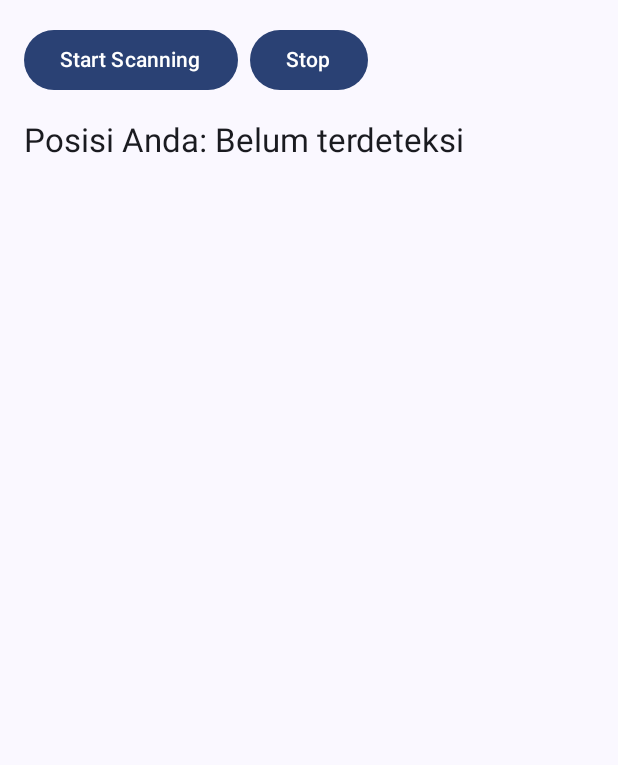
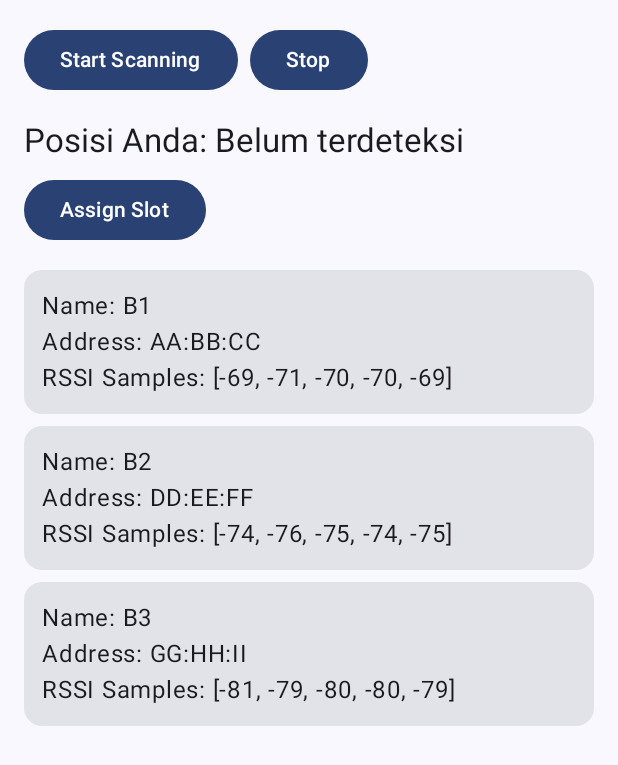
Before and after one commit to BarbaraNeanake/BLEBeaconSmartParking-C06, an Android app built with Jetpack Compose: the screen it shows after launch (MainActivity), after a tap on "Start Scanning", on a phone screen of 412 x 824 dp. Shown: the top 765 px of the screen. Run offline under Robolectric (Android 15) with nearby library versions, the phone set to English and light mode, and no system bars.

Commit message:
feat: Add feature to read roles user

```diff
--- a/app/src/main/AndroidManifest.xml
+++ b/app/src/main/AndroidManifest.xml
@@ -11,9 +11,11 @@
     <uses-permission android:name="android.permission.BLUETOOTH_ADVERTISE" android:required="false"/>
     <uses-permission android:name="android.permission.ACCESS_FINE_LOCATION" />
     <uses-permission android:name="android.permission.ACCESS_COARSE_LOCATION" />
+    <uses-permission android:name="android.permission.INTERNET" />
 
     <application
         android:allowBackup="true"
+        android:usesCleartextTraffic="true"
         android:dataExtractionRules="@xml/data_extraction_rules"
         android:fullBackupContent="@xml/backup_rules"
         android:icon="@mipmap/ic_launcher"
--- a/app/src/main/java/com/example/smartparking/MainActivity.kt
+++ b/app/src/main/java/com/example/smartparking/MainActivity.kt
@@ -13,7 +13,11 @@ import androidx.compose.runtime.collectAsState
 import androidx.compose.ui.Modifier
 import androidx.navigation.NavController
 import androidx.navigation.compose.rememberNavController
+import com.example.smartparking.data.remote.RetrofitClient
+import com.example.smartparking.data.repository.ParkingRepository
 import com.example.smartparking.ui.beacontest.BeaconScreen
+import com.example.smartparking.ui.beacontest.BeaconViewModel
+import com.example.smartparking.ui.beacontest.BeaconViewModelFactory
 import com.example.smartparking.ui.home.HomeScreen
 //import com.example.smartparking.ui.home.HomeScreenPreview
 import com.example.smartparking.ui.home.HomeViewModel
@@ -26,6 +30,9 @@ class MainActivity : ComponentActivity() {
     // Attach ViewModel to the activity
     private val homeViewModel: HomeViewModel by viewModels()
     private val loginViewModel: LoginViewModel by viewModels()
+    private val beaconViewModel: BeaconViewModel by viewModels {
+        BeaconViewModelFactory(ParkingRepository(RetrofitClient.parkingApi))
+    }
 
     override fun onCreate(savedInstanceState: Bundle?) {
         super.onCreate(savedInstanceState)
@@ -40,7 +47,7 @@ class MainActivity : ComponentActivity() {
 //                        viewModel = homeViewModel,
 //                        modifier = Modifier.padding(innerPadding)
 //                    )
-                    BeaconScreen()
+                    BeaconScreen(beaconViewModel)
 //                    LoginScreen(navController, loginViewModel)
                 }
 
--- a/app/src/main/java/com/example/smartparking/data/model/Pelanggaran.kt
+++ b/app/src/main/java/com/example/smartparking/data/model/Pelanggaran.kt
@@ -2,7 +2,7 @@ package com.example.smartparking.data.model
 
 data class Pelanggaran(
     val numPel: Int,
-    val userID: Int?,
+    val userid: Int?,
     val numPark: Int?,
     val typePel: String
 )
--- /dev/null
+++ b/app/src/main/java/com/example/smartparking/data/remote/ParkingApiService.kt
@@ -0,0 +1,37 @@
+package com.example.smartparking.data.remote
+
+import com.example.smartparking.data.model.Parking
+import retrofit2.Response
+import retrofit2.http.*
+
+interface ParkingApiService {
+
+    // GET /parking/
+    @GET("parking")
+    suspend fun getParkings(): Response<List<Parking>>
+
+    // GET /parking/:id
+    @GET("parking/{id}")
+    suspend fun getParkingById(
+        @Path("id") id: Int
+    ): Response<Parking>
+
+    // POST /parking/
+    @POST("parking")
+    suspend fun addParking(
+        @Body request: Parking
+    ): Response<Parking>
+
+    // DELETE /parking/:id
+    @DELETE("parking/{id}")
+    suspend fun removeParking(
+        @Path("id") id: Int
+    ): Response<Unit>
+
+    // PATCH /parking/:nomor
+    @PATCH("parking/{nomor}")
+    suspend fun updateParking(
+        @Path("nomor") nomor: Int,
+        @Body request: Parking
+    ): Response<Parking>
+}
--- a/app/src/main/java/com/example/smartparking/data/remote/Retrofit.kt
+++ b/app/src/main/java/com/example/smartparking/data/remote/Retrofit.kt
@@ -3,14 +3,21 @@ package com.example.smartparking.data.remote
 import retrofit2.Retrofit
 import retrofit2.converter.gson.GsonConverterFactory
 
-object RetrofitClient{
-    private const val BASE_URL = "http://10.72.43.167:3000"
+object RetrofitClient {
+    private const val BASE_URL = "http://192.168.1.23:3000/"
 
-    val instance: ApiService by lazy {
+    private val retrofit: Retrofit by lazy {
         Retrofit.Builder()
             .baseUrl(BASE_URL)
             .addConverterFactory(GsonConverterFactory.create())
             .build()
-            .create(ApiService::class.java)
+    }
+
+    val userApi: UserApiService by lazy {
+        retrofit.create(UserApiService::class.java)
+    }
+
+    val parkingApi: ParkingApiService by lazy {
+        retrofit.create(ParkingApiService::class.java)
     }
 }
--- a/app/src/main/java/com/example/smartparking/data/remote/ApiService.kt
+++ b/app/src/main/java/com/example/smartparking/data/remote/UserApiService.kt
@@ -5,7 +5,7 @@ import com.example.smartparking.data.model.User
 import retrofit2.Response
 import retrofit2.http.*
 
-interface ApiService {
+interface UserApiService {
 
     @GET("users")
     suspend fun getUsers(): List<User>
--- a/app/src/main/java/com/example/smartparking/ui/beacontest/BeaconScreen.kt
+++ b/app/src/main/java/com/example/smartparking/ui/beacontest/BeaconScreen.kt
@@ -16,9 +16,11 @@ import androidx.lifecycle.viewmodel.compose.viewModel
 
 @Composable
 fun BeaconScreen(viewModel: BeaconViewModel = viewModel()) {
+
     val context = LocalContext.current
     val beacons by viewModel.beacons.collectAsState()
     val detectedSlot by viewModel.detectedSlot.collectAsState()
+    val assignResult by viewModel.assignResult.collectAsState() // <- observe hasil assign
 
     // Launcher untuk request permission
     val launcher = rememberLauncherForActivityResult(
@@ -29,6 +31,13 @@ fun BeaconScreen(viewModel: BeaconViewModel = viewModel()) {
             viewModel.startScan()
         } else {
             Toast.makeText(context, "Permission required to scan", Toast.LENGTH_SHORT).show()
+        }
+    }
+
+    // Kalau ada update hasil assign, tampilkan dengan Toast
+    LaunchedEffect(assignResult) {
+        if (assignResult.isNotEmpty()) {
+            Toast.makeText(context, assignResult, Toast.LENGTH_SHORT).show()
         }
     }
 
@@ -63,6 +72,15 @@ fun BeaconScreen(viewModel: BeaconViewModel = viewModel()) {
             style = MaterialTheme.typography.titleLarge
         )
 
+        Spacer(modifier = Modifier.height(8.dp))
+
+        // Tombol untuk assign slot ke user (contoh userId = 1, role = "customer")
+        Button(
+            onClick = { viewModel.assignSlot(userId = 2, userRole = "Dosen") }
+        ) {
+            Text("Assign Slot")
+        }
+
         Spacer(modifier = Modifier.height(16.dp))
 
         LazyColumn(
--- a/app/src/main/java/com/example/smartparking/ui/beacontest/BeaconViewModel.kt
+++ b/app/src/main/java/com/example/smartparking/ui/beacontest/BeaconViewModel.kt
@@ -1,14 +1,21 @@
 package com.example.smartparking.ui.beacontest
 
-import android.annotation.SuppressLint
-import android.bluetooth.BluetoothAdapter
-import android.bluetooth.le.ScanCallback
-import android.bluetooth.le.ScanResult
 import android.os.Handler
 import android.os.Looper
 import androidx.lifecycle.ViewModel
+import androidx.lifecycle.viewModelScope
+import com.example.smartparking.data.model.Parking
+import com.example.smartparking.data.repository.ParkingRepository
 import kotlinx.coroutines.flow.MutableStateFlow
 import kotlinx.coroutines.flow.StateFlow
+import kotlinx.coroutines.launch
+import okhttp3.Call
+import okhttp3.MediaType.Companion.toMediaType
+import okhttp3.OkHttpClient
+import okhttp3.Request
+import okhttp3.RequestBody.Companion.toRequestBody
+import okhttp3.Response
+import java.io.IOException
 import kotlin.math.pow
 import kotlin.math.sqrt
 
@@ -18,7 +25,9 @@ data class BeaconData(
     val rssiSamples: MutableList<Int> = mutableListOf()
 )
 
-class BeaconViewModel : ViewModel() {
+class BeaconViewModel(
+    private val repository: ParkingRepository
+) : ViewModel() {
 
     private val _beacons = MutableStateFlow<List<BeaconData>>(emptyList())
     val beacons: StateFlow<List<BeaconData>> = _beacons
@@ -26,77 +35,43 @@ class BeaconViewModel : ViewModel() {
     private val _detectedSlot = MutableStateFlow("Belum terdeteksi")
     val detectedSlot: StateFlow<String> = _detectedSlot
 
+    private val _assignResult = MutableStateFlow<String>("")
+    val assignResult: StateFlow<String> = _assignResult
+
     private val handler = Handler(Looper.getMainLooper())
     private val interval: Long = 10_000 // setiap 10 detik
 
     // Dataset fingerprint (mean RSSI dari tiap slot)
     private val fingerprintDataset = mapOf(
-        "Slot A" to mapOf("B1" to -63, "B2" to -81, "B3" to -67),
-        "Slot B" to mapOf("B1" to -70, "B2" to -75, "B3" to -80),
-        "Slot C" to mapOf("B1" to -60, "B2" to -85, "B3" to -72)
+        1 to mapOf("B1" to -63, "B2" to -81, "B3" to -67),
+        2 to mapOf("B1" to -70, "B2" to -75, "B3" to -80),
+        3 to mapOf("B1" to -60, "B2" to -85, "B3" to -72)
     )
+
+//    private val slotMapping = mapOf(
+//        "Slot A" to 1,
+//        "Slot B" to 2,
+//        "Slot C" to 3
+//    )
 
     init {
         startMeanCalculation()
     }
 
-    @SuppressLint("MissingPermission")
     fun startScan() {
-        val bluetoothAdapter = BluetoothAdapter.getDefaultAdapter()
-        val scanner = bluetoothAdapter.bluetoothLeScanner
-
-        // Reset list supaya fresh
-        _beacons.value = emptyList()
-
-        val callback = object : ScanCallback() {
-            override fun onScanResult(callbackType: Int, result: ScanResult) {
-                val device = result.device
-                val name = device.name ?: return
-
-                // Filter: hanya device dengan nama diawali "Beacon"
-                if (name.startsWith("Beacon", ignoreCase = true)) {
-                    val address = device.address
-                    val rssi = result.rssi
-
-                    // Cek apakah beacon sudah ada di list
-                    val currentList = _beacons.value.toMutableList()
-                    val existing = currentList.find { it.address == address }
-
-                    if (existing != null) {
-                        existing.rssiSamples.add(rssi)
-                    } else {
-                        currentList.add(
-                            BeaconData(
-                                name = name,
-                                address = address,
-                                rssiSamples = mutableListOf(rssi)
-                            )
-                        )
-                    }
-                    _beacons.value = currentList
-                }
-            }
-        }
-
-        // Mulai scanning
-        scanner.startScan(callback)
-
-        // Simpan callback biar bisa stop nanti
-        scanCallback = callback
+        // TODO: tambahkan implementasi scanner BLE kamu di sini
+        // sementara dummy data biar jalan
+        val dummy = listOf(
+            BeaconData("B1", "AA:BB:CC", mutableListOf(-69, -71, -70, -70, -69)), // Rata-rata mendekati -70
+            BeaconData("B2", "DD:EE:FF", mutableListOf(-74, -76, -75, -74, -75)), // Rata-rata mendekati -75
+            BeaconData("B3", "GG:HH:II", mutableListOf(-81, -79, -80, -80, -79))
+        )
+        _beacons.value = dummy
     }
 
-    @SuppressLint("MissingPermission")
     fun stopScan() {
-        val bluetoothAdapter = BluetoothAdapter.getDefaultAdapter()
-        val scanner = bluetoothAdapter.bluetoothLeScanner
-        scanCallback?.let { scanner.stopScan(it) }
-        scanCallback = null
         _beacons.value = emptyList()
     }
-
-    // Tambahkan properti di ViewModel:
-    private var scanCallback: ScanCallback? = null
-
 
     private fun startMeanCalculation() {
         handler.postDelayed(object : Runnable {
@@ -133,10 +108,75 @@ class BeaconViewModel : ViewModel() {
             val distance = sqrt(sumSq)
             if (distance < bestDistance) {
                 bestDistance = distance
-                bestSlot = slot
+                bestSlot = slot.toString()
             }
         }
 
         _detectedSlot.value = bestSlot
     }
+
+    /**
+     * Assign slot ke user berdasarkan hasil deteksi beacon
+     */
+    fun assignSlot(userId: Int, userRole: String) {
+        viewModelScope.launch {
+            val detected = _detectedSlot.value.toInt()
+//            if (detected == "Belum terdeteksi" || detected == "Tidak diketahui") {
+//                _assignResult.value = "Slot belum jelas"
+//                return@launch
+//            }
+            println(detected)
+            val response = repository.getParkings()
+            if (response.isSuccessful) {
+                val parkings = response.body() ?: emptyList()
+
+                println(parkings)
+
+                val slot = parkings.find { it.nomor == detected }
+
+                println("🔍 Akan update slot ${slot?.nomor} dengan user $userId")
+
+                if (slot != null) {
+                    if (slot.status == "false" && slot.rolesUser == userRole) {
+                        val updatedSlot = slot.copy(
+                            userid = userId,
+                            status = "True"
+                        )
+                        val updateRes = repository.updateParking(slot.nomor, updatedSlot)
+
+                        _assignResult.value = if (updateRes.isSuccessful) {
+                            "Slot ${slot.lokasi} berhasil diassign ke user $userId"
+                        } else {
+                            "Gagal update slot di server"
+                        }
+                    } else {
+                        _assignResult.value = "Slot tidak tersedia atau role tidak sesuai"
+
+                        val client = OkHttpClient()
+                        val requestBody = """{"sensor_id": "1"}""".toRequestBody("application/json".toMediaType())
+
+                        val request = Request.Builder()
+                            .url("https://danishritonga-caps-backend.hf.space/pelanggaran") // endpoint untuk IoT
+                            .post(requestBody)
+                            .build()
+
+                        client.newCall(request).enqueue(object : okhttp3.Callback {
+                            override fun onFailure(call: okhttp3.Call, e: IOException) {
+                                println("Gagal kirim data ke IoT: ${e.message}")
+                            }
+
+                            override fun onResponse(call: okhttp3.Call, response: okhttp3.Response) {
+                                println("Response dari IoT: ${response.body?.string()}")
+                            }
+                        })
+
+                    }
+                } else {
+                    _assignResult.value = "Slot $detected tidak ada di database"
+                }
+            } else {
+                _assignResult.value = "Gagal ambil data parkir dari server"
+            }
+        }
+    }
 }
--- /dev/null
+++ b/app/src/main/java/com/example/smartparking/ui/beacontest/BeaconViewModelFactory.kt
@@ -0,0 +1,17 @@
+package com.example.smartparking.ui.beacontest
+
+import androidx.lifecycle.ViewModel
+import androidx.lifecycle.ViewModelProvider
+import com.example.smartparking.data.repository.ParkingRepository
+
+class BeaconViewModelFactory(
+    private val repository: ParkingRepository
+) : ViewModelProvider.Factory {
+    override fun <T : ViewModel> create(modelClass: Class<T>): T {
+        if (modelClass.isAssignableFrom(BeaconViewModel::class.java)) {
+            @Suppress("UNCHECKED_CAST")
+            return BeaconViewModel(repository) as T
+        }
+        throw IllegalArgumentException("Unknown ViewModel class")
+    }
+}
--- a/app/src/main/java/com/example/smartparking/ui/home/HomeUIState.kt
+++ b/app/src/main/java/com/example/smartparking/ui/home/HomeUIState.kt
@@ -1,6 +1,5 @@
 package com.example.smartparking.ui.home
 
-// Holds all the data the Home screen needs
 data class HomeUiState(
-    val username: String = "Guest"
+    val nama: String? = null
 )
--- a/app/src/main/java/com/example/smartparking/ui/home/HomeViewModel.kt
+++ b/app/src/main/java/com/example/smartparking/ui/home/HomeViewModel.kt
@@ -13,7 +13,7 @@ class HomeViewModel : ViewModel() {
     private val _uiState = MutableStateFlow(HomeUiState())
     val uiState: StateFlow<HomeUiState> = _uiState
 
-    private val apiService = RetrofitClient.instance
+    private val apiService = RetrofitClient.userApi
 
     fun setUsername(name: String) {
         _uiState.value = _uiState.value.copy(nama = name)
--- a/gradle/libs.versions.toml
+++ b/gradle/libs.versions.toml
@@ -11,6 +11,8 @@ composeBom = "2024.04.01"
 appcompat = "1.7.1"
 navigationRuntimeKtx = "2.9.4"
 navigationCompose = "2.9.4"
+roomCompiler = "2.8.0"
+junitKtx = "1.3.0"
 
 [libraries]
 androidx-core-ktx = { group = "androidx.core", name = "core-ktx", version.ref = "coreKtx" }
@@ -30,6 +32,8 @@ androidx-material3 = { group = "androidx.compose.material3", name = "material3"
 androidx-appcompat = { group = "androidx.appcompat", name = "appcompat", version.ref = "appcompat" }
 androidx-navigation-runtime-ktx = { group = "androidx.navigation", name = "navigation-runtime-ktx", version.ref = "navigationRuntimeKtx" }
 androidx-navigation-compose = { group = "androidx.navigation", name = "navigation-compose", version.ref = "navigationCompose" }
+androidx-room-compiler = { group = "androidx.room", name = "room-compiler", version.ref = "roomCompiler" }
+androidx-junit-ktx = { group = "androidx.test.ext", name = "junit-ktx", version.ref = "junitKtx" }
 
 [plugins]
 android-application = { id = "com.android.application", version.ref = "agp" }
```
Also changed, not shown: app/build.gradle.kts (+16 -1 lines), app/src/main/java/com/example/smartparking/data/model/Parking.kt (+5 -4 lines), app/src/main/java/com/example/smartparking/data/repository/ParkingRepository.kt (added, +34 -0 lines), app/src/main/java/com/example/smartparking/data/repository/UserRepository.kt (+4 -4 lines), 1 other file.
